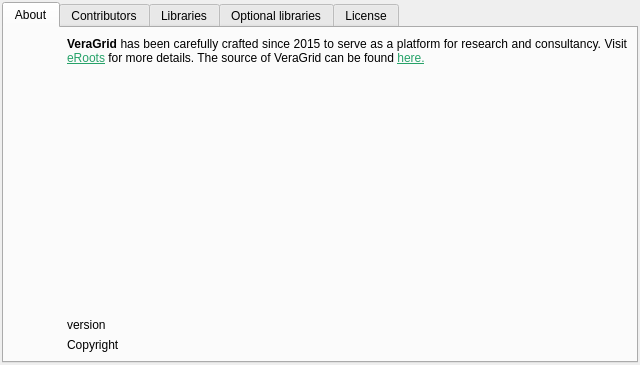
This is src/VeraGrid/Gui/AboutDialogue/about_gui.ui in SanPen/VeraGrid as Qt 5 draws it before an edit. The edited form follows.
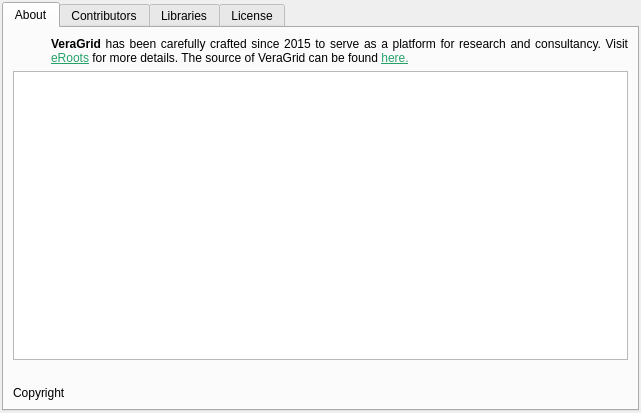
This is the edited form. Icons and pictures are not drawn.

```diff
--- a/src/VeraGrid/Gui/AboutDialogue/about_gui.ui
+++ b/src/VeraGrid/Gui/AboutDialogue/about_gui.ui
@@ -6,8 +6,8 @@
    <rect>
     <x>0</x>
     <y>0</y>
-    <width>640</width>
-    <height>365</height>
+    <width>641</width>
+    <height>413</height>
    </rect>
   </property>
   <property name="windowTitle">
@@ -39,8 +39,48 @@
       <attribute name="title">
        <string>About</string>
       </attribute>
-      <layout class="QGridLayout" name="gridLayout">
-       <item row="0" column="1" rowspan="2" colspan="2">
+      <layout class="QVBoxLayout" name="verticalLayout_4">
+       <item>
+        <widget class="QFrame" name="frame">
+         <property name="frameShape">
+          <enum>QFrame::Shape::NoFrame</enum>
+         </property>
+         <property name="frameShadow">
+          <enum>QFrame::Shadow::Raised</enum>
+         </property>
+         <layout class="QHBoxLayout" name="horizontalLayout">
+          <property name="leftMargin">
+           <number>0</number>
+          </property>
+          <property name="topMargin">
+           <number>0</number>
+          </property>
+          <property name="rightMargin">
+           <number>0</number>
+          </property>
+          <property name="bottomMargin">
+           <number>0</number>
+          </property>
+          <item>
+           <widget class="QLabel" name="label_3">
+            <property name="maximumSize">
+             <size>
+              <width>32</width>
+              <height>32</height>
+             </size>
+            </property>
+            <property name="text">
+             <string/>
+            </property>
+            <property name="pixmap">
+             <pixmap resource="../Icons/icons.qrc">:/Program icon/icons/VeraGrid_icon.png</pixmap>
+            </property>
+            <property name="scaledContents">
+             <bool>true</bool>
+            </property>
+           </widget>
+          </item>
+          <item>
         <widget class="QLabel" name="mainLabel">
          <property name="layoutDirection">
           <enum>Qt::LayoutDirection::LeftToRight</enum>
@@ -68,52 +108,17 @@
          </property>
         </widget>
        </item>
-       <item row="1" column="0">
-        <spacer name="verticalSpacer">
-         <property name="orientation">
-          <enum>Qt::Orientation::Vertical</enum>
-         </property>
-         <property name="sizeHint" stdset="0">
-          <size>
-           <width>20</width>
-           <height>40</height>
-          </size>
-         </property>
-        </spacer>
+         </layout>
+        </widget>
        </item>
-       <item row="0" column="0">
-        <widget class="QLabel" name="label">
-         <property name="minimumSize">
-          <size>
-           <width>48</width>
-           <height>48</height>
-          </size>
-         </property>
-         <property name="maximumSize">
-          <size>
-           <width>48</width>
-           <height>48</height>
-          </size>
-         </property>
+       <item>
+        <widget class="QTableWidget" name="librariesTableWidget"/>
+       </item>
+       <item>
+        <widget class="QLabel" name="updateLabel">
          <property name="text">
           <string/>
          </property>
-         <property name="pixmap">
-          <pixmap>:/Icons/icons/VeraGrid_icon.png</pixmap>
-         </property>
-         <property name="scaledContents">
-          <bool>true</bool>
-         </property>
-        </widget>
-       </item>
-       <item row="3" column="1" colspan="2">
-        <widget class="QLabel" name="versionLabel">
-         <property name="text">
-          <string>version</string>
-         </property>
-         <property name="wordWrap">
-          <bool>true</bool>
-         </property>
          <property name="openExternalLinks">
           <bool>true</bool>
          </property>
@@ -122,7 +127,7 @@
          </property>
         </widget>
        </item>
-       <item row="4" column="1" colspan="2">
+       <item>
         <widget class="QLabel" name="copyrightLabel">
          <property name="text">
           <string>Copyright</string>
@@ -138,25 +143,6 @@
          </property>
         </widget>
        </item>
-       <item row="3" column="0" rowspan="2">
-        <widget class="QLabel" name="label_3">
-         <property name="maximumSize">
-          <size>
-           <width>32</width>
-           <height>32</height>
-          </size>
-         </property>
-         <property name="text">
-          <string/>
-         </property>
-         <property name="pixmap">
-          <pixmap resource="../Icons/icons.qrc">:/Program icon/icons/VeraGrid_icon.png</pixmap>
-         </property>
-         <property name="scaledContents">
-          <bool>true</bool>
-         </property>
-        </widget>
-       </item>
       </layout>
      </widget>
      <widget class="QWidget" name="tab_2">
@@ -230,32 +216,6 @@
           </size>
          </property>
         </spacer>
-       </item>
-       <item row="0" column="0" colspan="6">
-        <widget class="QTableWidget" name="allLibsTableWidget"/>
-       </item>
-       <item row="1" column="0" colspan="6">
-        <widget class="QLabel" name="updateLabel">
-         <property name="text">
-          <string/>
-         </property>
-         <property name="openExternalLinks">
-          <bool>true</bool>
-         </property>
-         <property name="textInteractionFlags">
-          <set>Qt::TextInteractionFlag::LinksAccessibleByKeyboard|Qt::TextInteractionFlag::LinksAccessibleByMouse|Qt::TextInteractionFlag::TextBrowserInteraction|Qt::TextInteractionFlag::TextSelectableByKeyboard|Qt::TextInteractionFlag::TextSelectableByMouse</set>
-         </property>
-        </widget>
-       </item>
-      </layout>
-     </widget>
-     <widget class="QWidget" name="tab_3">
-      <attribute name="title">
-       <string>Optional libraries</string>
-      </attribute>
-      <layout class="QGridLayout" name="gridLayout_2">
-       <item row="0" column="0" colspan="2">
-        <widget class="QTableWidget" name="librariesTableWidget"/>
        </item>
       </layout>
      </widget>
```
Left out of the diff: 37 changed lines with no effect on the pictures. Lines whose indentation alone changed are shown as unchanged.
